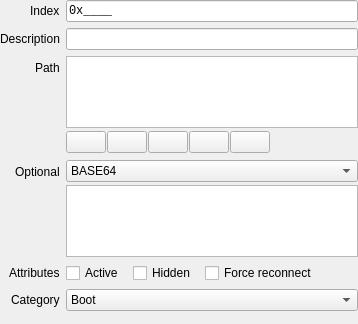
Neverous/efibooteditor, file src/form/bootentryform.ui: the form before one commit.
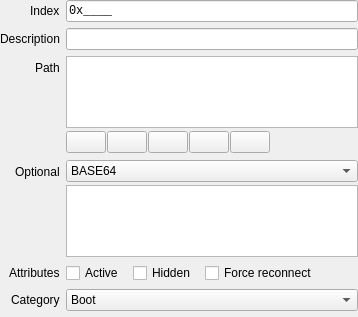
The form after the commit. Icons and pictures are not drawn. Custom widgets are drawn as their Qt base class.

```diff
--- a/src/form/bootentryform.ui
+++ b/src/form/bootentryform.ui
@@ -559,6 +559,12 @@
      <property name="orientation">
       <enum>Qt::Vertical</enum>
      </property>
+     <property name="sizeHint" stdset="0">
+      <size>
+       <width>0</width>
+       <height>0</height>
+      </size>
+     </property>
     </spacer>
    </item>
   </layout>
```
Left out of the diff: 30 changed lines with no effect on the pictures.
